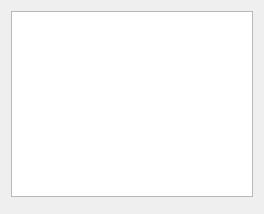
The window that src/ui/TabDistributorWidget.ui (wnt-zhp/zarlock-cpp) describes before a commit, drawn with Qt 5.
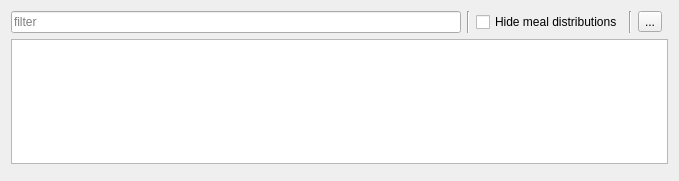
The same window after the commit. Custom widgets are drawn as their Qt base class.

Patch:
```diff
--- a/src/ui/TabDistributorWidget.ui
+++ b/src/ui/TabDistributorWidget.ui
@@ -6,15 +6,15 @@
    <rect>
     <x>0</x>
     <y>0</y>
-    <width>264</width>
-    <height>214</height>
+    <width>679</width>
+    <height>181</height>
    </rect>
   </property>
   <property name="windowTitle">
    <string>Distributor Tab</string>
   </property>
-  <layout class="QGridLayout" name="gridLayout" rowstretch="1,0">
-   <item row="0" column="0" colspan="2">
+  <layout class="QGridLayout" name="gridLayout" rowstretch="1,0,0">
+   <item row="1" column="0" colspan="2">
     <widget class="DistributorTableView" name="table_dist">
      <property name="selectionBehavior">
       <enum>QAbstractItemView::SelectRows</enum>
@@ -30,9 +30,56 @@
    <item row="1" column="1">
     <widget class="QWidget" name="widget" native="true"/>
    </item>
+   <item row="2" column="0">
+    <widget class="QWidget" name="widget_add_distributor" native="true"/>
+   </item>
+   <item row="0" column="0">
+    <layout class="QHBoxLayout" name="MainLayout">
+     <item>
+      <widget class="TextInput" name="edit_filter_batch">
+       <property name="placeholderText">
+        <string>filter</string>
+       </property>
+      </widget>
+     </item>
+     <item>
+      <widget class="Line" name="line">
+       <property name="orientation">
+        <enum>Qt::Vertical</enum>
+       </property>
+      </widget>
+     </item>
+     <item>
+      <widget class="QCheckBox" name="cb_hidemeals">
+       <property name="text">
+        <string>Hide meal distributions</string>
+       </property>
+      </widget>
+     </item>
+     <item>
+      <widget class="Line" name="line_5">
+       <property name="orientation">
+        <enum>Qt::Vertical</enum>
+       </property>
+      </widget>
+     </item>
+     <item>
+      <widget class="QToolButton" name="tools">
+       <property name="text">
+        <string>...</string>
+       </property>
+      </widget>
+     </item>
+    </layout>
+   </item>
   </layout>
  </widget>
  <customwidgets>
+  <customwidget>
+   <class>TextInput</class>
+   <extends>QLineEdit</extends>
+   <header>TextInput.h</header>
+  </customwidget>
   <customwidget>
    <class>DistributorTableView</class>
    <extends>QTableView</extends>
```
Left out of the diff: 5 changed lines with no effect on the pictures.
